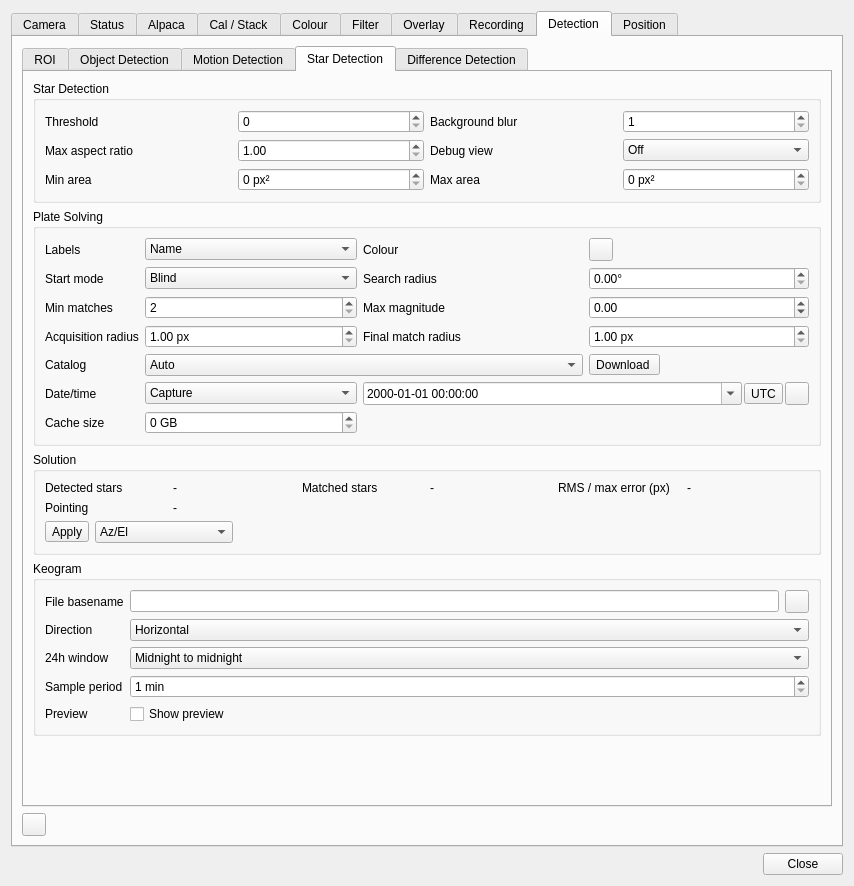
Old version of the form plugins/feature/camera/camerasettingsdialog.ui in the repository srcejon/sdrangel.
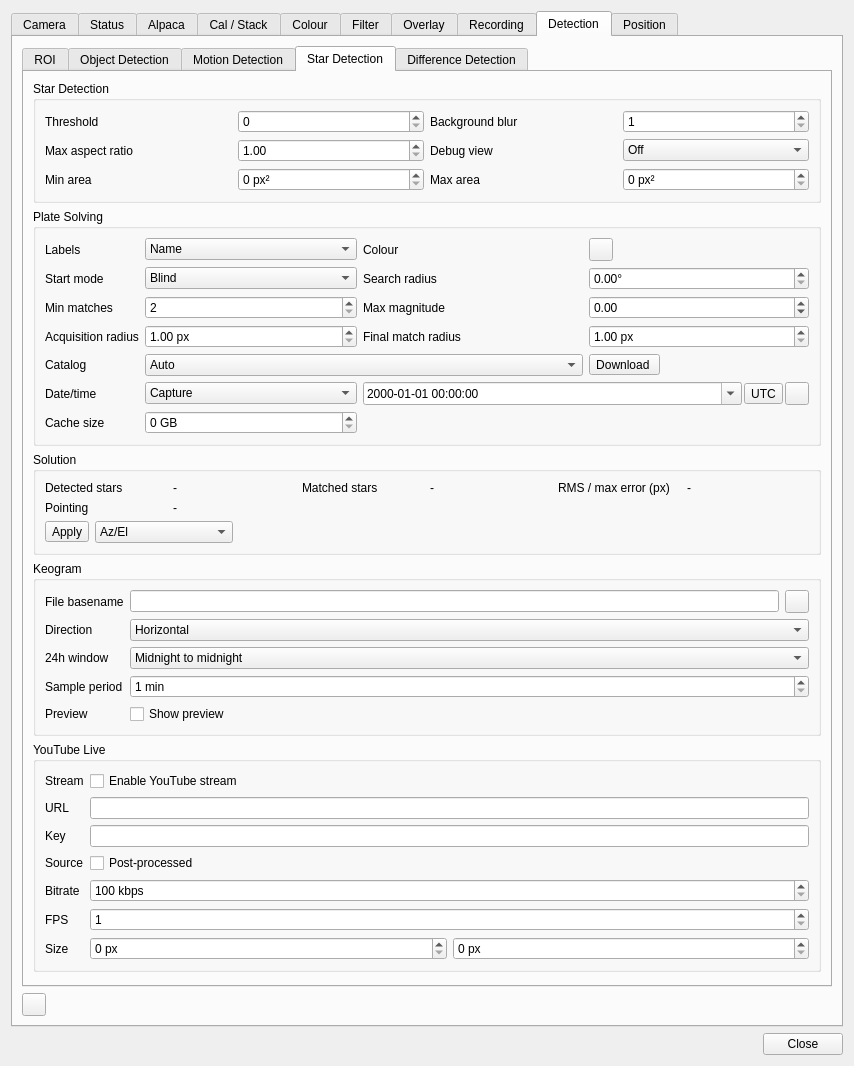
New version of the form. The open tabs and pages were chosen to show the change. Icons and pictures are not drawn. Custom widgets are drawn as their Qt base class.

Commit message: Add YouTube streaming to camera

The edit to the form file:
```diff
--- a/plugins/feature/camera/camerasettingsdialog.ui
+++ b/plugins/feature/camera/camerasettingsdialog.ui
@@ -5874,6 +5874,166 @@
            </property>
           </widget>
          </item>
+       </layout>
+      </widget>
+     </item>
+      <item alignment="Qt::AlignTop">
+       <widget class="QGroupBox" name="youtubeStreamGroup">
+        <property name="sizePolicy">
+         <sizepolicy hsizetype="Preferred" vsizetype="Maximum">
+          <horstretch>0</horstretch>
+          <verstretch>0</verstretch>
+         </sizepolicy>
+        </property>
+        <property name="title">
+         <string>YouTube Live</string>
+        </property>
+        <layout class="QFormLayout" name="youtubeStreamFormLayout">
+         <item row="0" column="0">
+          <widget class="QLabel" name="youtubeStreamEnabledLabel">
+           <property name="text">
+            <string>Stream</string>
+           </property>
+          </widget>
+         </item>
+         <item row="0" column="1">
+          <widget class="QCheckBox" name="youtubeStreamEnabledCheck">
+           <property name="toolTip">
+            <string>Stream captured video to YouTube Live using FFmpeg libraries</string>
+           </property>
+           <property name="text">
+            <string>Enable YouTube stream</string>
+           </property>
+          </widget>
+         </item>
+         <item row="1" column="0">
+          <widget class="QLabel" name="youtubeStreamUrlLabel">
+           <property name="text">
+            <string>URL</string>
+           </property>
+          </widget>
+         </item>
+         <item row="1" column="1">
+          <widget class="QLineEdit" name="youtubeStreamUrlEdit">
+           <property name="toolTip">
+            <string>YouTube RTMP or RTMPS ingest URL</string>
+           </property>
+          </widget>
+         </item>
+         <item row="2" column="0">
+          <widget class="QLabel" name="youtubeStreamKeyLabel">
+           <property name="text">
+            <string>Key</string>
+           </property>
+          </widget>
+         </item>
+         <item row="2" column="1">
+          <widget class="QLineEdit" name="youtubeStreamKeyEdit">
+           <property name="toolTip">
+            <string>YouTube stream key</string>
+           </property>
+           <property name="echoMode">
+            <enum>QLineEdit::Password</enum>
+           </property>
+          </widget>
+         </item>
+         <item row="3" column="0">
+          <widget class="QLabel" name="youtubeStreamSourceLabel">
+           <property name="text">
+            <string>Source</string>
+           </property>
+          </widget>
+         </item>
+         <item row="3" column="1">
+          <widget class="QCheckBox" name="youtubeStreamPostProcessedCheck">
+           <property name="toolTip">
+            <string>Stream post-processed video including overlays rather than calibrated video</string>
+           </property>
+           <property name="text">
+            <string>Post-processed</string>
+           </property>
+          </widget>
+         </item>
+         <item row="4" column="0">
+          <widget class="QLabel" name="youtubeStreamBitrateLabel">
+           <property name="text">
+            <string>Bitrate</string>
+           </property>
+          </widget>
+         </item>
+         <item row="4" column="1">
+          <widget class="QSpinBox" name="youtubeStreamBitrateSpin">
+           <property name="toolTip">
+            <string>YouTube stream video bitrate</string>
+           </property>
+           <property name="suffix">
+            <string> kbps</string>
+           </property>
+           <property name="minimum">
+            <number>100</number>
+           </property>
+           <property name="maximum">
+            <number>50000</number>
+           </property>
+          </widget>
+         </item>
+         <item row="5" column="0">
+          <widget class="QLabel" name="youtubeStreamFpsLabel">
+           <property name="text">
+            <string>FPS</string>
+           </property>
+          </widget>
+         </item>
+         <item row="5" column="1">
+          <widget class="QSpinBox" name="youtubeStreamFpsSpin">
+           <property name="toolTip">
+            <string>YouTube stream frame rate</string>
+           </property>
+           <property name="minimum">
+            <number>1</number>
+           </property>
+           <property name="maximum">
+            <number>120</number>
+           </property>
+          </widget>
+         </item>
+         <item row="6" column="0">
+          <widget class="QLabel" name="youtubeStreamSizeLabel">
+           <property name="text">
+            <string>Size</string>
+           </property>
+          </widget>
+         </item>
+         <item row="6" column="1">
+          <layout class="QHBoxLayout" name="youtubeStreamSizeLayout">
+           <item>
+            <widget class="QSpinBox" name="youtubeStreamWidthSpin">
+             <property name="toolTip">
+              <string>Output width, or 0 for source width</string>
+             </property>
+             <property name="suffix">
+              <string> px</string>
+             </property>
+             <property name="maximum">
+              <number>16384</number>
+             </property>
+            </widget>
+           </item>
+           <item>
+            <widget class="QSpinBox" name="youtubeStreamHeightSpin">
+             <property name="toolTip">
+              <string>Output height, or 0 for source height</string>
+             </property>
+             <property name="suffix">
+              <string> px</string>
+             </property>
+             <property name="maximum">
+              <number>16384</number>
+             </property>
+            </widget>
+           </item>
+          </layout>
+         </item>
         </layout>
        </widget>
       </item>
```
The commit also changes 9 other files.
